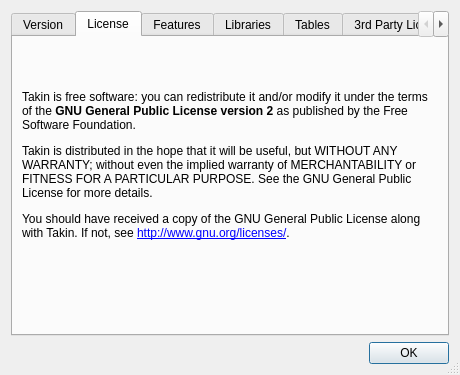
Qt form ui/about.ui (t-weber/takin) before a commit.
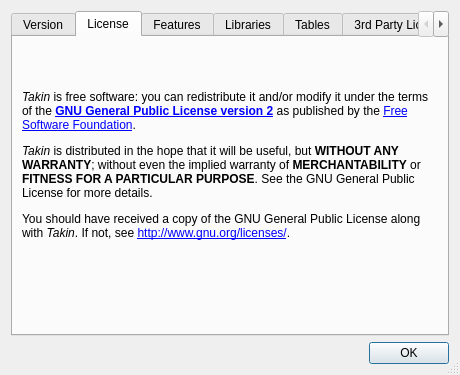
The same form after that commit. The open tabs and pages were chosen to show the change.

Commit message: printing license

What changed in the file:
```diff
--- a/ui/about.ui
+++ b/ui/about.ui
@@ -134,7 +134,7 @@
        <item row="0" column="0">
         <widget class="QLabel" name="labelLicense">
          <property name="text">
-          <string>&lt;html&gt;&lt;head/&gt;&lt;body&gt;&lt;p&gt;Takin is free software: you can redistribute it and/or modify it under the terms of the &lt;span style=&quot; font-weight:600;&quot;&gt;GNU General Public License version 2&lt;/span&gt; as published by the Free Software Foundation.&lt;/p&gt;&lt;p&gt;Takin is distributed in the hope that it will be useful, but WITHOUT ANY WARRANTY; without even the implied warranty of MERCHANTABILITY or FITNESS FOR A PARTICULAR PURPOSE. See the GNU General Public License for more details.&lt;/p&gt;&lt;p&gt;You should have received a copy of the GNU General Public License along with Takin. If not, see &lt;a href=&quot;http://www.gnu.org/licenses/&quot;&gt;&lt;span style=&quot; text-decoration: underline; color:#0000ff;&quot;&gt;http://www.gnu.org/licenses/&lt;/span&gt;&lt;/a&gt;.&lt;/p&gt;&lt;p&gt;&lt;br/&gt;&lt;/p&gt;&lt;/body&gt;&lt;/html&gt;</string>
+          <string>&lt;html&gt;&lt;head/&gt;&lt;body&gt;&lt;p&gt;&lt;span style=&quot; font-style:italic;&quot;&gt;Takin&lt;/span&gt; is free software: you can redistribute it and/or modify it under the terms of the &lt;a href=&quot;http://www.gnu.org/licenses/old-licenses/gpl-2.0.html&quot;&gt;&lt;span style=&quot; font-weight:600; text-decoration: underline; color:#0000ff;&quot;&gt;GNU General Public License version 2&lt;/span&gt;&lt;/a&gt; as published by the &lt;a href=&quot;http://www.fsf.org/&quot;&gt;&lt;span style=&quot; text-decoration: underline; color:#0000ff;&quot;&gt;Free Software Foundation&lt;/span&gt;&lt;/a&gt;.&lt;/p&gt;&lt;p&gt;&lt;span style=&quot; font-style:italic;&quot;&gt;Takin&lt;/span&gt; is distributed in the hope that it will be useful, but &lt;span style=&quot; font-weight:600;&quot;&gt;WITHOUT ANY WARRANTY&lt;/span&gt;; without even the implied warranty of &lt;span style=&quot; font-weight:600;&quot;&gt;MERCHANTABILITY&lt;/span&gt; or &lt;span style=&quot; font-weight:600;&quot;&gt;FITNESS FOR A PARTICULAR PURPOSE&lt;/span&gt;. See the GNU General Public License for more details.&lt;/p&gt;&lt;p&gt;You should have received a copy of the GNU General Public License along with &lt;span style=&quot; font-style:italic;&quot;&gt;Takin&lt;/span&gt;. If not, see &lt;a href=&quot;http://www.gnu.org/licenses/&quot;&gt;&lt;span style=&quot; text-decoration: underline; color:#0000ff;&quot;&gt;http://www.gnu.org/licenses/&lt;/span&gt;&lt;/a&gt;.&lt;/p&gt;&lt;p&gt;&lt;br/&gt;&lt;/p&gt;&lt;/body&gt;&lt;/html&gt;</string>
          </property>
          <property name="alignment">
           <set>Qt::AlignLeading|Qt::AlignLeft|Qt::AlignVCenter</set>
```
The commit also changes 5 other files.
